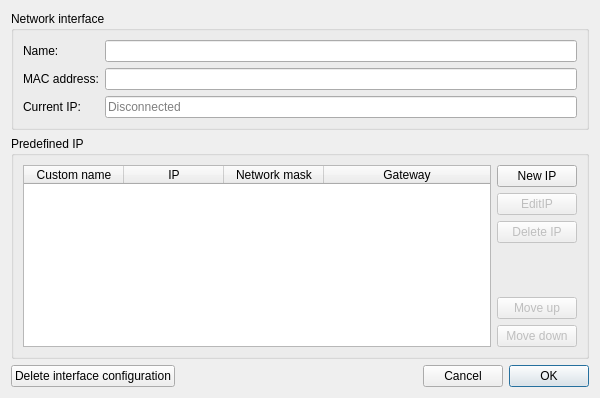
Old version of the form UI/DlgInterface.ui in the repository Folco68/Folco.
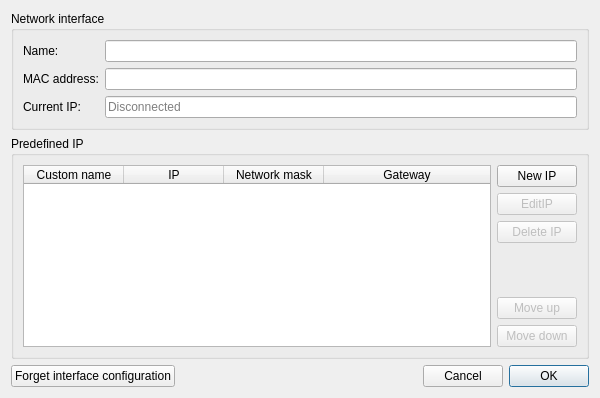
New version of the form.

Commit message: - updated GPL notices (I don't remember why) - replace "Delete interface" with "Forget interface" - don't allow to re-open the menu if a dialog is opened (class Dialog)

Diff of the .ui file:
```diff
--- a/UI/DlgInterface.ui
+++ b/UI/DlgInterface.ui
@@ -209,7 +209,7 @@
      <item>
       <widget class="QPushButton" name="ButtonDeleteInterface">
        <property name="text">
-        <string>Delete interface configuration</string>
+        <string>Forget interface configuration</string>
        </property>
       </widget>
      </item>
```
Left out of the diff: 2 changed lines with no effect on the pictures. The commit also changes 36 other files.
